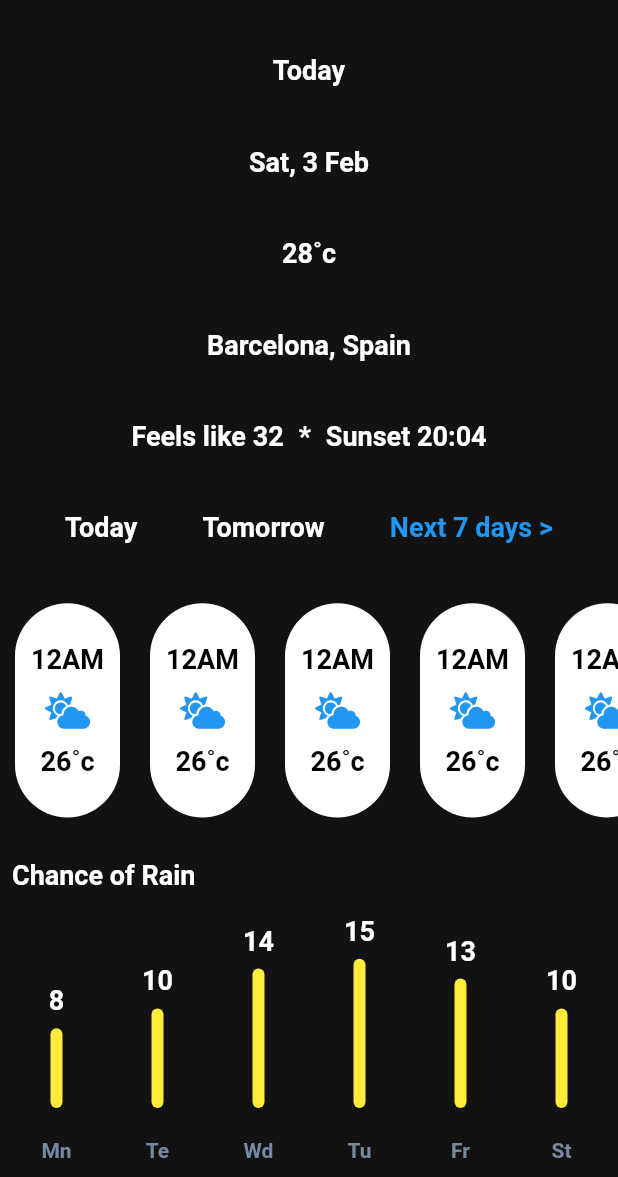
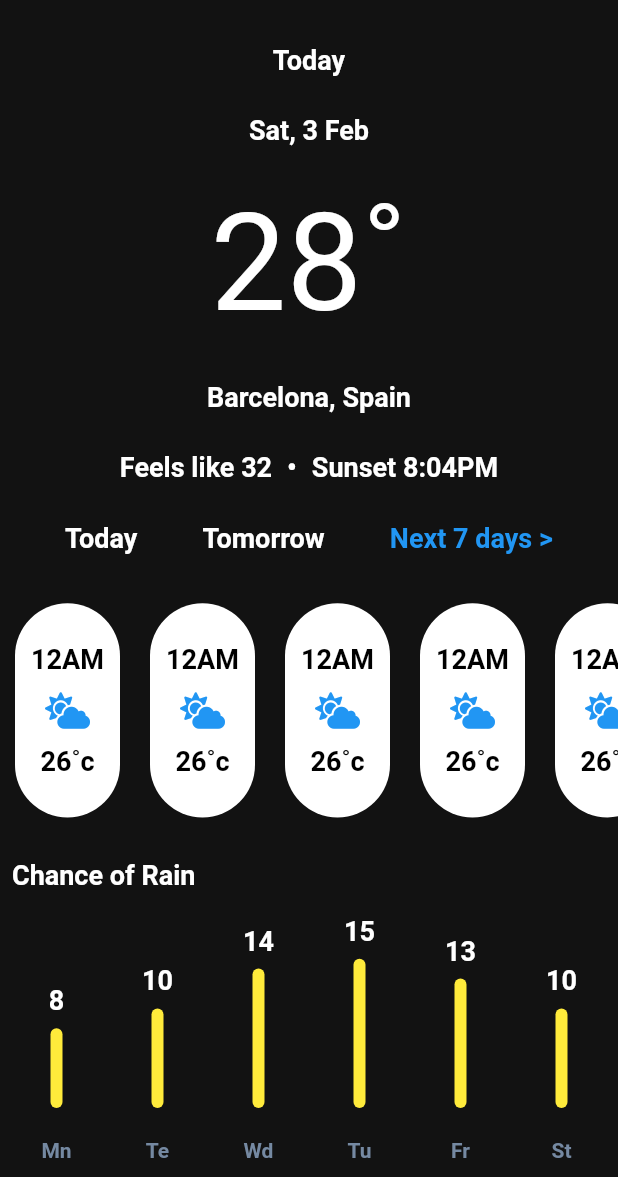
Before and after one commit to yoanhg421/weather_flutter_app, a Flutter app: the screen it shows after launch, on a phone screen of 412 x 824 dp, the part 59-1236 px from its top. Run offline on Flutter 3.47's test engine with Material 2 defaults, Android fonts, the phone set to English and light mode, and no system bars; drawn by our look-alikes of fl_chart; our stand-ins replace font_awesome_flutter.

Commit message:
first commit

```diff
--- /dev/null
+++ b/lib/constants.dart
@@ -0,0 +1,6 @@
+import 'package:flutter/material.dart';
+
+const TextStyle kTempBig = TextStyle(
+  fontSize: 90,
+  fontWeight: FontWeight.normal,
+);
--- a/lib/main_page.dart
+++ b/lib/main_page.dart
@@ -1,6 +1,7 @@
 import 'package:flutter/material.dart';
 import 'package:fl_chart/fl_chart.dart';
 import 'package:font_awesome_flutter/font_awesome_flutter.dart';
+import 'package:weather_flutter_app/constants.dart';
 
 class MainPage extends StatefulWidget {
   static String routeName = '/';
@@ -40,7 +41,10 @@ class _MainPageState extends State<MainPage> {
                 children: [
                   Text("Today"),
                   Text("Sat, 3 Feb"),
-                  Text('28˚c'),
+                  Text(
+                    '28˚',
+                    style: kTempBig,
+                  ),
                   Text('Barcelona, Spain'),
                   Row(
                     mainAxisAlignment: MainAxisAlignment.center,
@@ -48,9 +52,9 @@ class _MainPageState extends State<MainPage> {
                       Text('Feels like 32'),
                       Container(
                         margin: EdgeInsets.symmetric(horizontal: 10),
-                        child: Text('*'),
+                        child: Text('•'),
                       ),
-                      Text('Sunset 20:04'),
+                      Text('Sunset 8:04PM'),
                     ],
                   ),
                   Row(
```
